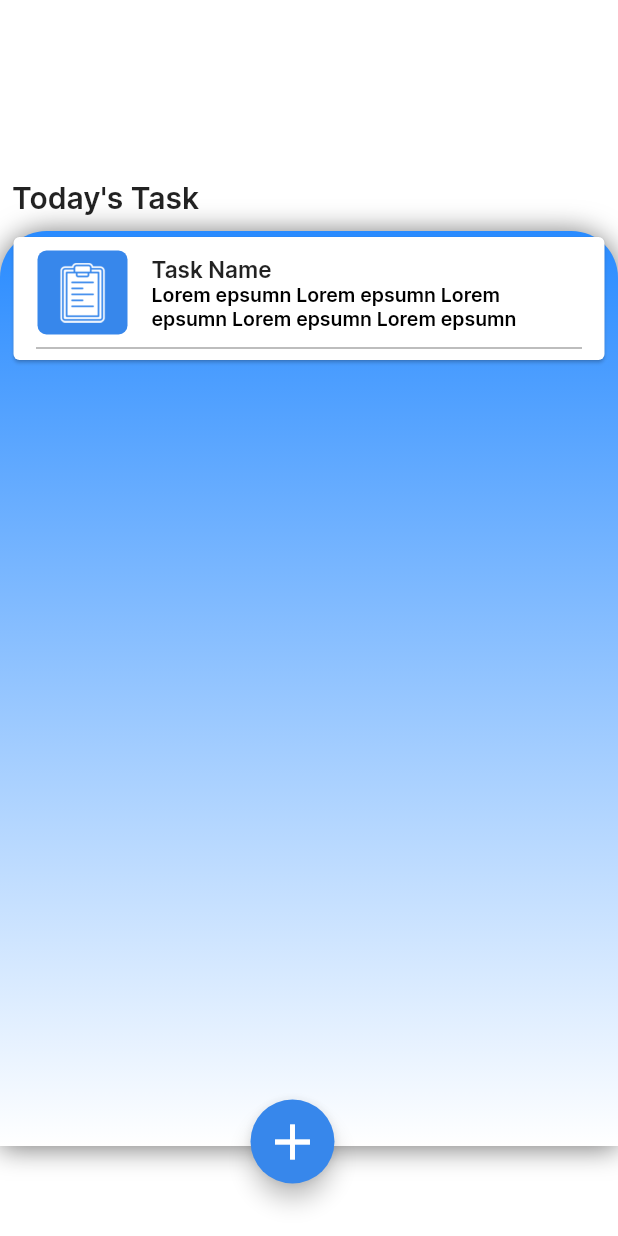
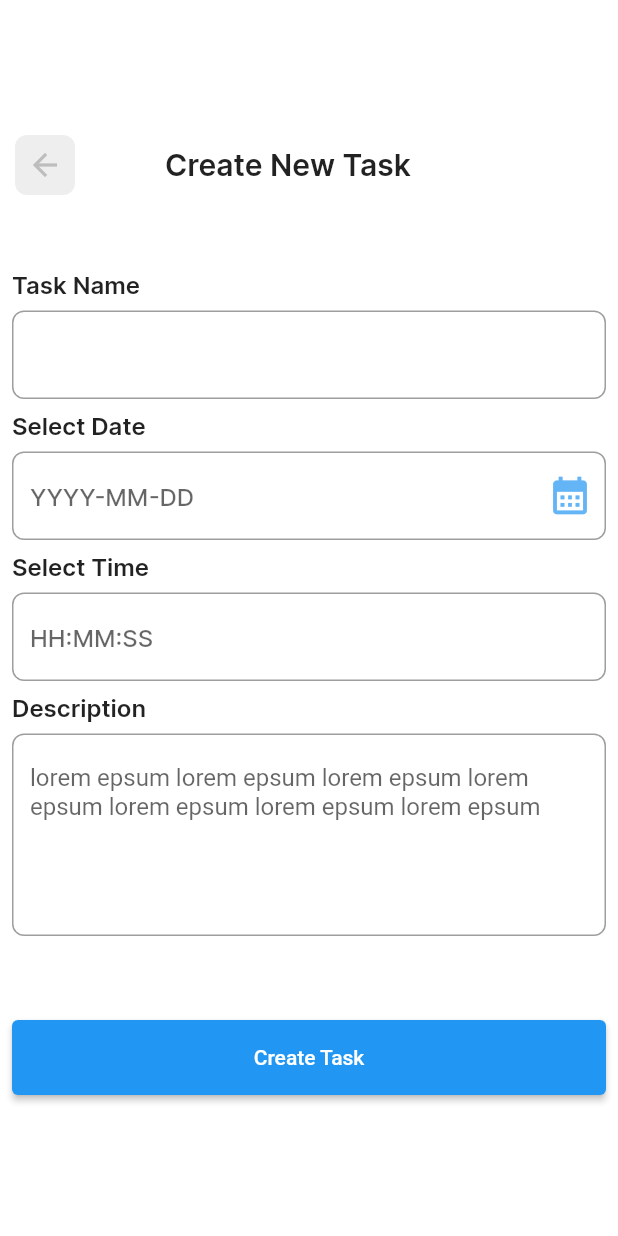
Before and after one commit to saieeshsnaik/todoApp, a Flutter app: the screen it shows after launch, after a tap on the "add" icon, on a phone screen of 412 x 824 dp. Run offline on Flutter 3.47's test engine with Material 2 defaults, Android fonts, the phone set to English and light mode, and no system bars; our stand-ins replace sqflite; missing offline and left inert: day_night_time_picker, indexed; accounts and stored records are empty.

Commit message:
Create task page done, only scrollable remaining

```diff
--- a/lib/Hompage.dart
+++ b/lib/Hompage.dart
@@ -2,10 +2,12 @@ import 'package:flutter/material.dart';
 import 'package:flutter/src/widgets/framework.dart';
 import 'package:flutter/src/widgets/placeholder.dart';
 import 'package:indexed/indexed.dart';
+import 'package:todoapp/HomePage.dart';
+
+import 'createtask.dart';
 
 class Homepage extends StatefulWidget {
   const Homepage({super.key});
-
   @override
   State<Homepage> createState() => _HomepageState();
 }
@@ -20,6 +22,18 @@ class _HomepageState extends State<Homepage> {
 
   Color addButtonColor =
       Color(int.parse("#3787EB".substring(1, 7), radix: 16) + 0xFF000000);
+
+  void showForm() async {
+    // Container(
+    //   height: double.infinity,
+    //   color: Colors.amber,
+    //   child: const Card(
+    //     color: Colors.white,
+    //     child: Text("hello"),
+    //   ),
+    // );
+  }
+
   @override
   Widget build(BuildContext context) {
     return Scaffold(
@@ -106,7 +120,7 @@ class _HomepageState extends State<Homepage> {
                                     style: TextStyle(
                                         fontFamily: 'Inter',
                                         fontSize: 13,
-                                        fontWeight: FontWeight.w600,
+                                        fontWeight: FontWeight.w500,
                                         color: Colors.black),
                                   ),
                                 ),
@@ -116,6 +130,85 @@ class _HomepageState extends State<Homepage> {
                                 endIndent: 15,
                                 thickness: 0.9,
                                 color: Colors.grey,
+                              ),
+                              Row(
+                                children: [
+                                  const Padding(
+                                    padding: EdgeInsets.only(
+                                        left: 16.0, bottom: 16.0),
+                                    child: Text(
+                                      "Date: 2023-06-12",
+                                      style: TextStyle(
+                                          fontFamily: 'Inter',
+                                          fontSize: 12,
+                                          fontWeight: FontWeight.w600),
+                                    ),
+                                  ),
+                                  const Padding(
+                                    padding: EdgeInsets.only(
+                                        left: 8.0, bottom: 16.0),
+                                    child: Text(
+                                      "Time: 9:00am",
+                                      style: TextStyle(
+                                          fontFamily: 'Inter',
+                                          fontSize: 12,
+                                          fontWeight: FontWeight.w600),
+                                    ),
+                                  ),
+                                  Padding(
+                                    padding: const EdgeInsets.only(
+                                        left: 72.0, bottom: 16.0),
+                                    child: Container(
+                                      decoration: BoxDecoration(
+                                          borderRadius:
+                                              BorderRadius.circular(15),
+                                          boxShadow: const [
+                                            BoxShadow(
+                                              color: Colors.grey,
+                                              blurRadius: 08,
+                                              blurStyle: BlurStyle.outer,
+                                            )
+                                          ]),
+                                      child: CircleAvatar(
+                                        radius: 15,
+                                        backgroundColor: Colors.white,
+                                        child: IconButton(
+                                          onPressed: () {},
+                                          icon: const Icon(Icons.edit,
+                                              color: Colors.black),
+                                          iconSize: 15,
+                                        ),
+                                      ),
+                                    ),
+                                  ),
+                                  Padding(
+                                    padding: const EdgeInsets.only(
+                                        left: 16.0, bottom: 16.0),
+                                    child: Container(
+                                      decoration: BoxDecoration(
+                                          borderRadius:
+                                              BorderRadius.circular(15),
+                                          boxShadow: const [
+                                            BoxShadow(
+                                                color: Colors.grey,
+                                                blurRadius: 08,
+                                                blurStyle: BlurStyle.outer)
+                                          ]),
+                                      child: CircleAvatar(
+                                        radius: 15,
+                                        backgroundColor: Colors.white,
+                                        child: IconButton(
+                                          onPressed: () {},
+                                          icon: const Icon(
+                                            Icons.delete,
+                                            color: Colors.black,
+                                          ),
+                                          iconSize: 15,
+                                        ),
+                                      ),
+                                    ),
+                                  )
+                                ],
                               ),
                             ],
                           ),
@@ -134,7 +227,15 @@ class _HomepageState extends State<Homepage> {
               bottom: 35,
               left: 167,
               child: FloatingActionButton(
-                onPressed: () {},
+                onPressed: () {
+                  setState(() {
+                    Navigator.push(
+                        context,
+                        MaterialPageRoute(
+                          builder: (context) => const CreateTask(),
+                        ));
+                  });
+                },
                 backgroundColor: addButtonColor,
                 child: const Icon(
                   Icons.add,
--- /dev/null
+++ b/lib/createtask.dart
@@ -0,0 +1,173 @@
+import 'package:flutter/material.dart';
+import 'package:flutter/src/widgets/framework.dart';
+import 'package:flutter/src/widgets/placeholder.dart';
+
+class CreateTask extends StatefulWidget {
+  const CreateTask({super.key});
+
+  @override
+  State<CreateTask> createState() => _CreateTaskState();
+}
+
+class _CreateTaskState extends State<CreateTask> {
+  @override
+  Widget build(BuildContext context) {
+    return Scaffold(
+      body: Container(
+        height: double.infinity,
+        width: double.infinity,
+        color: Colors.white,
+        child: Column(crossAxisAlignment: CrossAxisAlignment.start, children: [
+          const SizedBox(
+            height: 90,
+          ),
+          Row(
+            children: [
+              Padding(
+                padding: const EdgeInsets.only(left: 10),
+                child: Container(
+                  height: 40,
+                  width: 40,
+                  decoration: BoxDecoration(
+                    borderRadius: BorderRadius.circular(8),
+                    color: Colors.grey.shade200,
+                  ),
+                  child: BackButton(
+                    color: Colors.grey.shade400,
+                    onPressed: () {},
+                  ),
+                ),
+              ),
+              const Padding(
+                padding: EdgeInsets.only(left: 60),
+                child: Text(
+                  'Create New Task',
+                  style: TextStyle(
+                    fontFamily: 'Inter',
+                    fontSize: 20,
+                    fontWeight: FontWeight.w600,
+                  ),
+                ),
+              )
+            ],
+          ),
+          const SizedBox(
+            height: 50,
+          ),
+          Column(crossAxisAlignment: CrossAxisAlignment.start, children: [
+            const Padding(
+              padding: EdgeInsets.only(left: 8.0, right: 8.0),
+              child: Text(
+                'Task Name',
+                style: TextStyle(
+                    fontSize: 16,
+                    fontFamily: 'Inter',
+                    fontWeight: FontWeight.w600),
+              ),
+            ),
+            Padding(
+              padding: const EdgeInsets.all(8.0),
+              child: TextField(
+                decoration: InputDecoration(
+                  border: OutlineInputBorder(
+                      borderRadius: BorderRadius.circular(8.0),
+                      borderSide: BorderSide(color: Colors.grey.shade100)),
+                  hintText: '',
+                ),
+              ),
+            ),
+            const Padding(
+              padding: EdgeInsets.only(left: 8.0, right: 8.0),
+              child: Text(
+                'Select Date',
+                style: TextStyle(
+                    fontSize: 16,
+                    fontFamily: 'Inter',
+                    fontWeight: FontWeight.w600),
+              ),
+            ),
+            Padding(
+              padding: const EdgeInsets.all(8.0),
+              child: TextField(
+                decoration: InputDecoration(
+                    suffixIcon: IconButton(
+                      iconSize: 30,
+                      color: Colors.blue.shade300,
+                      icon: const Icon(Icons.calendar_month),
+                      onPressed: () {
+                        // Icon Calender Acction
+                      },
+                    ),
+                    border: OutlineInputBorder(
+                        borderRadius: BorderRadius.circular(8.0),
+                        borderSide: BorderSide(color: Colors.grey.shade100)),
+                    hintText: 'YYYY-MM-DD',
+                    hintStyle: const TextStyle(
+                        fontFamily: 'Inter', fontWeight: FontWeight.w500)),
+              ),
+            ),
+            const Padding(
+              padding: EdgeInsets.only(left: 8.0, right: 8.0),
+              child: Text(
+                'Select Time',
+                style: TextStyle(
+                    fontSize: 16,
+                    fontFamily: 'Inter',
+                    fontWeight: FontWeight.w600),
+              ),
+            ),
+            Padding(
+              padding: const EdgeInsets.all(8.0),
+              child: TextField(
+                decoration: InputDecoration(
+                    border: OutlineInputBorder(
+                        borderRadius: BorderRadius.circular(8.0),
+                        borderSide: BorderSide(color: Colors.grey.shade100)),
+                    hintText: 'HH:MM:SS',
+                    hintStyle: const TextStyle(
+                        fontFamily: 'Inter', fontWeight: FontWeight.w500)),
+              ),
+            ),
+            const Padding(
+              padding: EdgeInsets.only(left: 8.0, right: 8.0),
+              child: Text(
+                'Description',
+                style: TextStyle(
+                    fontSize: 16,
+                    fontFamily: 'Inter',
+                    fontWeight: FontWeight.w600),
+              ),
+            ),
+            Padding(
+              padding: const EdgeInsets.all(8.0),
+              child: TextField(
+                maxLines: 5,
+                decoration: InputDecoration(
+                  border: OutlineInputBorder(
+                      borderRadius: BorderRadius.circular(8.0),
+                      borderSide: BorderSide(color: Colors.grey.shade100)),
+                  hintText:
+                      'lorem epsum lorem epsum lorem epsum lorem epsum lorem epsum lorem epsum lorem epsum ',
+                ),
+              ),
+            ),
+            const SizedBox(
+              height: 40,
+            ),
+            Padding(
+              padding: const EdgeInsets.all(8.0),
+              child: SizedBox(
+                height: 50,
+                width: double.infinity,
+                child: ElevatedButton(
+                  onPressed: () {},
+                  child: const Text('Create Task'),
+                ),
+              ),
+            ),
+          ]),
+        ]),
+      ),
+    );
+  }
+}
```
